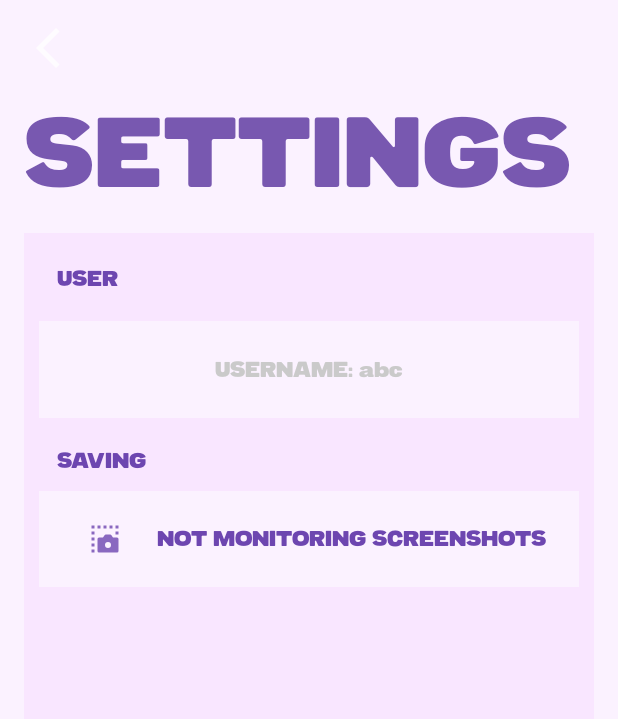
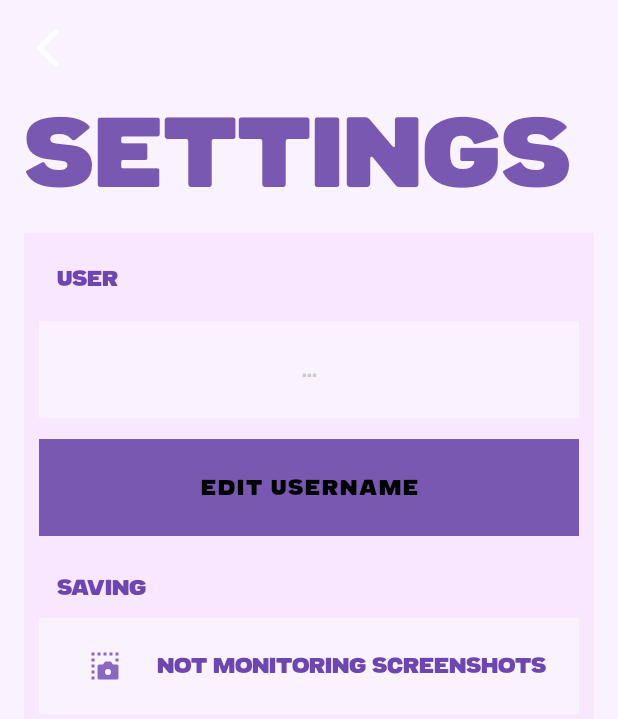
Before and after one commit to nikhilnair31/FORGOR-App, an Android app: the Settings screen opened directly, with no data from a screen before it, on a phone screen of 412 x 824 dp. Shown: the top 719 px of the screen. Run offline under Robolectric (Android 15) with nearby library versions, the phone set to English and light mode, and no system bars; libraries missing offline, so code that uses them is left out: com.amazonaws; Roboto replaces fonts that are not available here.

Commit message:
Added editing of username

```diff
--- a/app/src/main/java/com/sil/buildmode/Settings.kt
+++ b/app/src/main/java/com/sil/buildmode/Settings.kt
@@ -1,23 +1,21 @@
 package com.sil.buildmode
 
-import android.app.ActivityManager
-import android.content.Context
 import android.content.Intent
 import android.content.SharedPreferences
 import android.os.Bundle
+import android.text.Editable
 import android.util.Log
 import android.view.HapticFeedbackConstants
+import android.widget.Button
+import android.widget.EditText
 import android.widget.TextView
 import android.widget.ToggleButton
 import androidx.appcompat.app.AppCompatActivity
 import androidx.core.content.ContextCompat
 import androidx.core.content.edit
-import com.sil.buildmode.Main
 import com.sil.others.Helpers
+import com.sil.others.Helpers.Companion.showToast
 import com.sil.services.ScreenshotService
-import kotlinx.coroutines.CoroutineScope
-import kotlinx.coroutines.Dispatchers
-import kotlinx.coroutines.launch
 
 class Settings : AppCompatActivity() {
     // region Vars
@@ -27,8 +25,9 @@ class Settings : AppCompatActivity() {
 
     private lateinit var generalSharedPreferences: SharedPreferences
 
-    private lateinit var usernameText: TextView
+    private lateinit var usernameText: EditText
 
+    private lateinit var editUsernameButton: Button
     private lateinit var screenshotToggleButton: ToggleButton
     // endregion
 
@@ -39,8 +38,11 @@ class Settings : AppCompatActivity() {
 
         generalSharedPreferences = getSharedPreferences(PREFS_GENERAL, MODE_PRIVATE)
 
-        usernameText = findViewById(R.id.usernameText)
+        usernameText = findViewById(R.id.usernameEditText)
+        editUsernameButton = findViewById(R.id.editUsername)
         screenshotToggleButton = findViewById(R.id.screenshotToggleButton)
+
+        usernameText.text = Editable.Factory.getInstance().newEditable(generalSharedPreferences.getString("userName", ""))
 
         // Check if the service is running and update the toggle button accordingly
         val isScreenshotServiceRunning = Helpers.isServiceRunning(this, ScreenshotService::class.java)
@@ -63,8 +65,31 @@ class Settings : AppCompatActivity() {
             updateToggle(screenshotToggleButton, isChecked)
             screenshotToggleButton.performHapticFeedback(HapticFeedbackConstants.VIRTUAL_KEY)
         }
+        editUsernameButton.setOnClickListener {
+            editUsernameRelated()
+        }
+    }
+    // endregion
 
-        usernameText.text = generalSharedPreferences.getString("userName", "")
+    // region Auth Related
+    private fun editUsernameRelated() {
+        Log.i(TAG, "editUsernameRelated")
+
+        val newUsername = usernameText.text.toString()
+        Helpers.authEditUsernameToServer(this, newUsername) { success ->
+            runOnUiThread {
+                if (success) {
+                    Log.i(TAG, "Edit username success")
+                    showToast(this, "Edit username successful!")
+                    generalSharedPreferences.edit {
+                        putString("userName", newUsername)
+                    }
+                } else {
+                    Log.i(TAG, "Edit username failed!")
+                    showToast(this, "Edit username failed!")
+                }
+            }
+        }
     }
     // endregion
 
--- a/app/src/main/java/com/sil/buildmode/Setup.kt
+++ b/app/src/main/java/com/sil/buildmode/Setup.kt
@@ -73,8 +73,6 @@ class Setup : AppCompatActivity() {
             Log.i(TAG, "goToMain\nuserName: $userNameText")
 
             generalSharedPreferences.edit { putString("userName", userNameText) }
-            generalSharedPreferences.edit { putString("saveImageFiles", true.toString()) }
-            generalSharedPreferences.edit { putString("preprocessImage", true.toString()) }
 
             launchMainActivity()
         }
@@ -113,8 +111,6 @@ class Setup : AppCompatActivity() {
                     highlightButtonEffects(loginButton, getString(R.string.setupLoginSuccessText))
                     generalSharedPreferences.edit {
                         putString("userName", userNameText)
-                        putString("saveImageFiles", true.toString())
-                        putString("preprocessImage", true.toString())
                     }
                 } else {
                     Log.i(TAG, "Login failed — prompting registration")
@@ -134,8 +130,6 @@ class Setup : AppCompatActivity() {
                             Helpers.showToast(this, "Registered and signed in.")
                             generalSharedPreferences.edit {
                                 putString("userName", username)
-                                putString("saveImageFiles", true.toString())
-                                putString("preprocessImage", true.toString())
                             }
                         } else {
                             Helpers.showToast(this, "Registration failed.")
--- a/app/src/main/res/layout/activity_settings.xml
+++ b/app/src/main/res/layout/activity_settings.xml
@@ -76,7 +76,7 @@
             app:layout_constraintTop_toTopOf="parent" />
 
         <EditText
-            android:id="@+id/usernameText"
+            android:id="@+id/usernameEditText"
             android:layout_width="match_parent"
             android:layout_height="wrap_content"
             android:layout_marginTop="8dp"
@@ -85,7 +85,7 @@
             android:editable="false"
             android:inputType="text"
             android:autofillHints="username"
-            android:hint="@string/settingsUsernameText"
+            android:hint="@string/settingsAuthHintText"
             android:background="@color/base_0"
 
             android:gravity="center"
@@ -98,6 +98,25 @@
             app:layout_constraintEnd_toEndOf="parent"
             app:layout_constraintStart_toStartOf="parent"
             app:layout_constraintTop_toBottomOf="@id/usernameTextView" />
+
+        <Button
+            android:id="@+id/editUsername"
+            android:layout_width="match_parent"
+            android:layout_height="wrap_content"
+
+            android:layout_marginTop="8dp"
+            android:fontFamily="@font/venus_cormier"
+            android:padding="24dp"
+
+            app:cornerRadius="@dimen/softCorners"
+            android:stateListAnimator="@null"
+            android:text="@string/settingsEditUsername"
+            android:textSize="14sp"
+            android:enabled="true"
+
+            app:layout_constraintEnd_toEndOf="parent"
+            app:layout_constraintStart_toStartOf="parent"
+            app:layout_constraintTop_toBottomOf="@+id/permissionsTextView" />
 
         <!-- Saving Related -->
 
--- a/app/src/main/res/values/strings.xml
+++ b/app/src/main/res/values/strings.xml
@@ -28,9 +28,8 @@
     <string name="setupLoginFailedText">FAILED :(</string>
 
     <string name="settingsText">SETTINGS</string>
-    <string name="settingsUsernameText">USERNAME: abc</string>
-    <string name="settingsPreprocessAudio">AUDIO</string>
-    <string name="settingsPreprocessImage">IMAGE</string>
+    <string name="settingsAuthHintText">...</string>
+    <string name="settingsEditUsername">EDIT USERNAME</string>
 
     <string name="searchHint">WHAT ?</string>
     <string name="screenshotToggleOnText">MONITORING ALL SCREENSHOTS</string>
```
Also changed, not shown: app/src/main/java/com/sil/others/Helpers.kt (+42 -2 lines).
